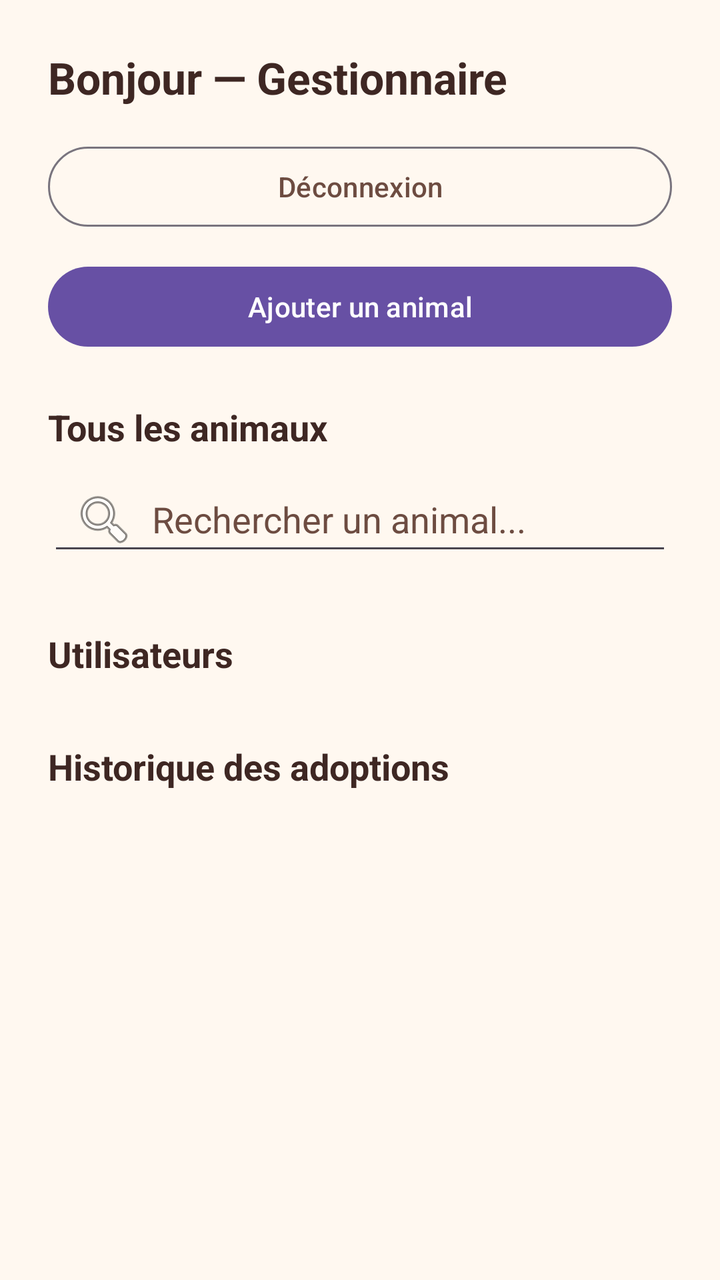
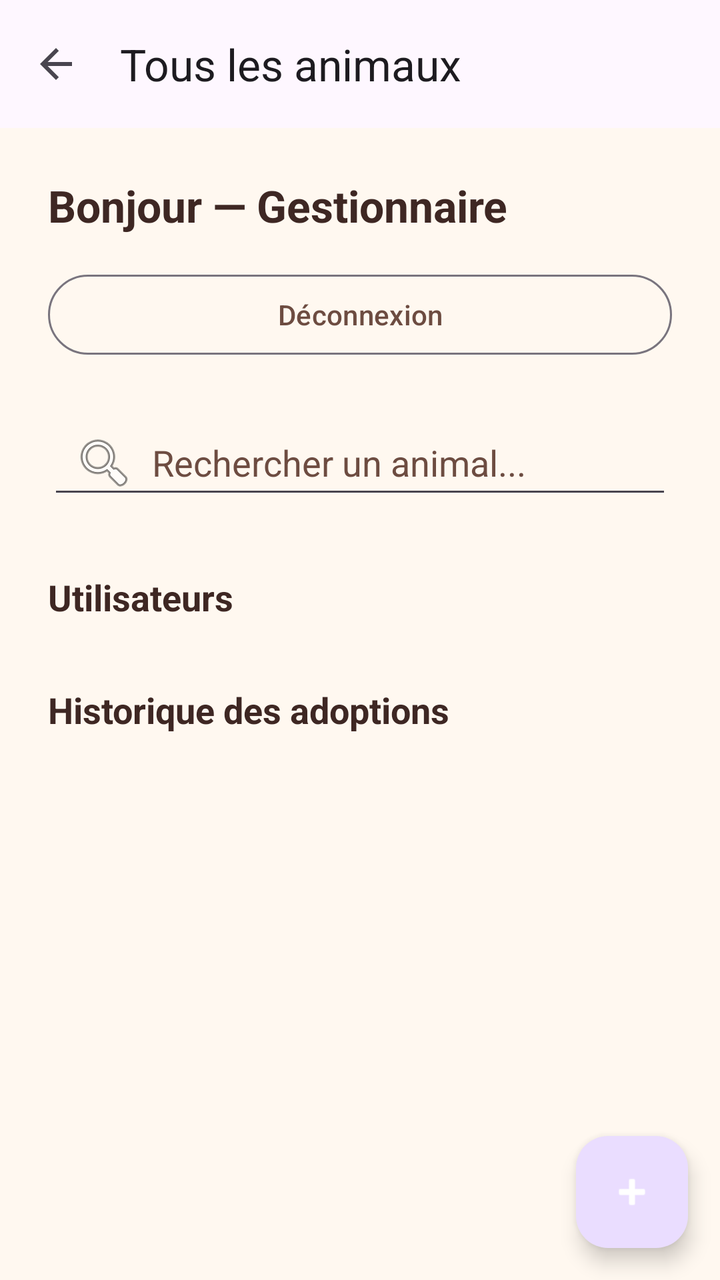

The first picture is an Android layout as it rendered before a commit; the second is the same layout after the commit. The layout source and the unified diff follow.
<!-- AndroidManifest.xml: application theme Theme.WorkshopPetShelter -->
<!-- res/layout/activity_admin_dashboard.xml -->
<ScrollView xmlns:android="http://schemas.android.com/apk/res/android"
    android:layout_width="match_parent"
    android:layout_height="match_parent"
    android:background="@color/app_background"
    android:fillViewport="true">

    <LinearLayout
        android:layout_width="match_parent"
        android:layout_height="wrap_content"
        android:animateLayoutChanges="true"
        android:orientation="vertical"
        android:padding="24dp">

        <TextView
            android:id="@+id/tvGreeting"
            android:layout_width="match_parent"
            android:layout_height="wrap_content"
            android:text="@string/greeting_admin_empty"
            android:textColor="@color/text_primary"
            android:textSize="22sp"
            android:textStyle="bold" />

        <com.google.android.material.button.MaterialButton
            android:id="@+id/btnLogout"
            style="@style/Widget.Material3.Button.OutlinedButton"
            android:layout_width="match_parent"
            android:layout_height="wrap_content"
            android:layout_marginTop="16dp"
            android:text="@string/logout"
            android:textColor="@color/accent" />

        <com.google.android.material.button.MaterialButton
            android:id="@+id/btnAddPet"
            android:layout_width="match_parent"
            android:layout_height="wrap_content"
            android:layout_marginTop="12dp"
            android:text="@string/add_pet"
            android:textColor="?attr/colorOnPrimary" />

        <TextView
            android:layout_width="match_parent"
            android:layout_height="wrap_content"
            android:layout_marginTop="24dp"
            android:text="@string/all_pets"
            android:textColor="@color/text_primary"
            android:textSize="18sp"
            android:textStyle="bold" />

        
        <EditText
            android:id="@+id/etSearchPets"
            android:layout_width="match_parent"
            android:layout_height="wrap_content"
            android:layout_marginTop="8dp"
            android:drawableStart="@android:drawable/ic_menu_search"
            android:drawablePadding="8dp"
            android:hint="@string/search_hint"
            android:inputType="text"
            android:paddingStart="12dp"
            android:singleLine="true"
            android:textColor="@color/text_primary"
            android:textColorHint="@color/accent" />

        
        <ListView
            android:id="@+id/lvAllPets"
            android:layout_width="match_parent"
            android:layout_height="wrap_content"
            android:layout_marginTop="8dp"
            android:nestedScrollingEnabled="false" />

        
        <TextView
            android:id="@+id/tvEmptyPets"
            android:layout_width="match_parent"
            android:layout_height="wrap_content"
            android:gravity="center"
            android:padding="16dp"
            android:text="@string/empty_pets"
            android:textColor="@color/text_primary"
            android:textStyle="italic"
            android:visibility="gone" />

        <TextView
            android:layout_width="match_parent"
            android:layout_height="wrap_content"
            android:layout_marginTop="24dp"
            android:text="@string/users"
            android:textColor="@color/text_primary"
            android:textSize="18sp"
            android:textStyle="bold" />

        <ListView
            android:id="@+id/lvUsers"
            android:layout_width="match_parent"
            android:layout_height="wrap_content"
            android:layout_marginTop="8dp"
            android:nestedScrollingEnabled="false" />

        <TextView
            android:id="@+id/tvEmptyUsers"
            android:layout_width="match_parent"
            android:layout_height="wrap_content"
            android:gravity="center"
            android:padding="16dp"
            android:text="@string/empty_users"
            android:textColor="@color/text_primary"
            android:textStyle="italic"
            android:visibility="gone" />

        
        <TextView
            android:layout_width="match_parent"
            android:layout_height="wrap_content"
            android:layout_marginTop="24dp"
            android:text="@string/adoption_history"
            android:textColor="@color/text_primary"
            android:textSize="18sp"
            android:textStyle="bold" />

        <ListView
            android:id="@+id/lvAdoptedPets"
            android:layout_width="match_parent"
            android:layout_height="wrap_content"
            android:layout_marginTop="8dp"
            android:nestedScrollingEnabled="false" />

        <TextView
            android:id="@+id/tvEmptyAdopted"
            android:layout_width="match_parent"
            android:layout_height="wrap_content"
            android:gravity="center"
            android:padding="16dp"
            android:text="@string/empty_adopted"
            android:textColor="@color/text_primary"
            android:textStyle="italic"
            android:visibility="gone" />

    </LinearLayout>

</ScrollView>
<!-- resources referenced by this layout -->
<resources>
  <color name="accent">#6D4C41</color>
  <color name="app_background">#FFF8F0</color>
  <color name="text_primary">#3E2723</color>
  <string name="add_pet">Ajouter un animal</string>
  <string name="adoption_history">Historique des adoptions</string>
  <string name="all_pets">Tous les animaux</string>
  <string name="empty_adopted">Aucune adoption pour le moment.</string>
  <string name="empty_pets">Aucun animal.</string>
  <string name="empty_users">Aucun utilisateur.</string>
  <string name="greeting_admin_empty">Bonjour — Gestionnaire</string>
  <string name="logout">Déconnexion</string>
  <string name="search_hint">Rechercher un animal...</string>
  <string name="users">Utilisateurs</string>
  <style name="Theme.WorkshopPetShelter" parent="Theme.Material3.DayNight.NoActionBar" />
</resources>

<!-- the commit's change to res/layout/activity_admin_dashboard.xml (unified diff, before → after) -->
@@ -1,141 +1,159 @@
-<ScrollView xmlns:android="http://schemas.android.com/apk/res/android"
+<androidx.coordinatorlayout.widget.CoordinatorLayout xmlns:android="http://schemas.android.com/apk/res/android"
+    xmlns:app="http://schemas.android.com/apk/res-auto"
     android:layout_width="match_parent"
     android:layout_height="match_parent"
-    android:background="@color/app_background"
-    android:fillViewport="true">
+    android:background="@color/app_background">
 
     <LinearLayout
         android:layout_width="match_parent"
-        android:layout_height="wrap_content"
-        android:animateLayoutChanges="true"
-        android:orientation="vertical"
-        android:padding="24dp">
+        android:layout_height="match_parent"
+        android:orientation="vertical">
 
-        <TextView
-            android:id="@+id/tvGreeting"
+        <com.google.android.material.appbar.MaterialToolbar
+            android:id="@+id/toolbar"
             android:layout_width="match_parent"
-            android:layout_height="wrap_content"
-            android:text="@string/greeting_admin_empty"
-            android:textColor="@color/text_primary"
-            android:textSize="22sp"
-            android:textStyle="bold" />
+            android:layout_height="?attr/actionBarSize"
+            android:background="?attr/colorSurface"
+            app:navigationIcon="@drawable/ic_arrow_back"
+            app:title="@string/all_pets" />
 
-        <com.google.android.material.button.MaterialButton
-            android:id="@+id/btnLogout"
-            style="@style/Widget.Material3.Button.OutlinedButton"
+        <ScrollView
             android:layout_width="match_parent"
-            android:layout_height="wrap_content"
-            android:layout_marginTop="16dp"
-            android:text="@string/logout"
-            android:textColor="@color/accent" />
+            android:layout_height="0dp"
+            android:layout_weight="1"
+            android:fillViewport="true">
 
-        <com.google.android.material.button.MaterialButton
-            android:id="@+id/btnAddPet"
-            android:layout_width="match_parent"
-            android:layout_height="wrap_content"
-            android:layout_marginTop="12dp"
-            android:text="@string/add_pet"
-            android:textColor="?attr/colorOnPrimary" />
+            <LinearLayout
+                android:layout_width="match_parent"
+                android:layout_height="wrap_content"
+                android:animateLayoutChanges="true"
+                android:orientation="vertical"
+                android:padding="24dp"
+                android:paddingBottom="96dp">
 
-        <TextView
-            android:layout_width="match_parent"
-            android:layout_height="wrap_content"
-            android:layout_marginTop="24dp"
-            android:text="@string/all_pets"
-            android:textColor="@color/text_primary"
-            android:textSize="18sp"
-            android:textStyle="bold" />
+                <TextView
+                    android:id="@+id/tvGreeting"
+                    android:layout_width="match_parent"
+                    android:layout_height="wrap_content"
+                    android:text="@string/greeting_admin_empty"
+                    android:textColor="@color/text_primary"
+                    android:textSize="22sp"
+                    android:textStyle="bold" />
 
-        
-        <EditText
-            android:id="@+id/etSearchPets"
-            android:layout_width="match_parent"
-            android:layout_height="wrap_content"
-            android:layout_marginTop="8dp"
-            android:drawableStart="@android:drawable/ic_menu_search"
-            android:drawablePadding="8dp"
-            android:hint="@string/search_hint"
-            android:inputType="text"
-            android:paddingStart="12dp"
-            android:singleLine="true"
-            android:textColor="@color/text_primary"
-            android:textColorHint="@color/accent" />
+                <com.google.android.material.button.MaterialButton
+                    android:id="@+id/btnLogout"
+                    style="@style/Widget.Material3.Button.OutlinedButton"
+                    android:layout_width="match_parent"
+                    android:layout_height="wrap_content"
+                    android:layout_marginTop="16dp"
+                    android:text="@string/logout"
+                    android:textColor="@color/accent" />
 
-        
-        <ListView
-            android:id="@+id/lvAllPets"
-            android:layout_width="match_parent"
-            android:layout_height="wrap_content"
-            android:layout_marginTop="8dp"
-            android:nestedScrollingEnabled="false" />
+                
+                <EditText
+                    android:id="@+id/etSearchPets"
+                    android:layout_width="match_parent"
+                    android:layout_height="wrap_content"
+                    android:layout_marginTop="24dp"
+                    android:drawableStart="@android:drawable/ic_menu_search"
+                    android:drawablePadding="8dp"
+                    android:hint="@string/search_hint"
+                    android:inputType="text"
+                    android:paddingStart="12dp"
+                    android:singleLine="true"
+                    android:textColor="@color/text_primary"
+                    android:textColorHint="@color/accent" />
 
-        
-        <TextView
-            android:id="@+id/tvEmptyPets"
-            android:layout_width="match_parent"
-            android:layout_height="wrap_content"
-            android:gravity="center"
-            android:padding="16dp"
-            android:text="@string/empty_pets"
-            android:textColor="@color/text_primary"
-            android:textStyle="italic"
-            android:visibility="gone" />
+                
+                <ListView
+                    android:id="@+id/lvAllPets"
+                    android:layout_width="match_parent"
+                    android:layout_height="wrap_content"
+                    android:layout_marginTop="8dp"
+                    android:nestedScrollingEnabled="false" />
 
-        <TextView
-            android:layout_width="match_parent"
-            android:layout_height="wrap_content"
-            android:layout_marginTop="24dp"
-            android:text="@string/users"
-            android:textColor="@color/text_primary"
-            android:textSize="18sp"
-            android:textStyle="bold" />
+                
+                <TextView
+                    android:id="@+id/tvEmptyPets"
+                    android:layout_width="match_parent"
+                    android:layout_height="wrap_content"
+                    android:gravity="center"
+                    android:padding="16dp"
+                    android:text="@string/empty_pets"
+                    android:textColor="@color/text_primary"
+                    android:textStyle="italic"
+                    android:visibility="gone" />
 
-        <ListView
-            android:id="@+id/lvUsers"
-            android:layout_width="match_parent"
-            android:layout_height="wrap_content"
-            android:layout_marginTop="8dp"
-            android:nestedScrollingEnabled="false" />
+                <TextView
+                    android:layout_width="match_parent"
+                    android:layout_height="wrap_content"
+                    android:layout_marginTop="24dp"
+                    android:text="@string/users"
+                    android:textColor="@color/text_primary"
+                    android:textSize="18sp"
+                    android:textStyle="bold" />
 
-        <TextView
-            android:id="@+id/tvEmptyUsers"
-            android:layout_width="match_parent"
-            android:layout_height="wrap_content"
-            android:gravity="center"
-            android:padding="16dp"
-            android:text="@string/empty_users"
-            android:textColor="@color/text_primary"
-            android:textStyle="italic"
-            android:visibility="gone" />
+                <ListView
+                    android:id="@+id/lvUsers"
+                    android:layout_width="match_parent"
+                    android:layout_height="wrap_content"
+                    android:layout_marginTop="8dp"
+                    android:nestedScrollingEnabled="false" />
 
-        
-        <TextView
-            android:layout_width="match_parent"
-            android:layout_height="wrap_content"
-            android:layout_marginTop="24dp"
-            android:text="@string/adoption_history"
-            android:textColor="@color/text_primary"
-            android:textSize="18sp"
-            android:textStyle="bold" />
+                <TextView
+                    android:id="@+id/tvEmptyUsers"
+                    android:layout_width="match_parent"
+                    android:layout_height="wrap_content"
+                    android:gravity="center"
+                    android:padding="16dp"
+                    android:text="@string/empty_users"
+                    android:textColor="@color/text_primary"
+                    android:textStyle="italic"
+                    android:visibility="gone" />
 
-        <ListView
-            android:id="@+id/lvAdoptedPets"
-            android:layout_width="match_parent"
-            android:layout_height="wrap_content"
-            android:layout_marginTop="8dp"
-            android:nestedScrollingEnabled="false" />
+                
+                <TextView
+                    android:layout_width="match_parent"
+                    android:layout_height="wrap_content"
+                    android:layout_marginTop="24dp"
+                    android:text="@string/adoption_history"
+                    android:textColor="@color/text_primary"
+                    android:textSize="18sp"
+                    android:textStyle="bold" />
 
-        <TextView
-            android:id="@+id/tvEmptyAdopted"
-            android:layout_width="match_parent"
-            android:layout_height="wrap_content"
-            android:gravity="center"
-            android:padding="16dp"
-            android:text="@string/empty_adopted"
-            android:textColor="@color/text_primary"
-            android:textStyle="italic"
-            android:visibility="gone" />
+                <ListView
+                    android:id="@+id/lvAdoptedPets"
+                    android:layout_width="match_parent"
+                    android:layout_height="wrap_content"
+                    android:layout_marginTop="8dp"
+                    android:nestedScrollingEnabled="false" />
+
+                <TextView
+                    android:id="@+id/tvEmptyAdopted"
+                    android:layout_width="match_parent"
+                    android:layout_height="wrap_content"
+                    android:gravity="center"
+                    android:padding="16dp"
+                    android:text="@string/empty_adopted"
+                    android:textColor="@color/text_primary"
+                    android:textStyle="italic"
+                    android:visibility="gone" />
+
+            </LinearLayout>
+
+        </ScrollView>
 
     </LinearLayout>
 
-</ScrollView>
+    
+    <com.google.android.material.floatingactionbutton.FloatingActionButton
+        android:id="@+id/fabAddPet"
+        android:layout_width="wrap_content"
+        android:layout_height="wrap_content"
+        android:layout_gravity="bottom|end"
+        android:layout_margin="16dp"
+        android:contentDescription="@string/add_pet"
+        android:src="@android:drawable/ic_input_add"
+        app:tint="@color/white" />
+
+</androidx.coordinatorlayout.widget.CoordinatorLayout>
<!-- resource entries referenced after the edit -->
@@ -3,6 +3,18 @@
   <color name="accent">#6D4C41</color>
   <color name="app_background">#FFF8F0</color>
   <color name="text_primary">#3E2723</color>
+  <color name="white">#FFFFFFFF</color>
+  <!-- drawable ic_arrow_back (drawable) -->
+  <vector xmlns:android="http://schemas.android.com/apk/res/android"
+      android:width="24dp"
+      android:height="24dp"
+      android:viewportWidth="24"
+      android:viewportHeight="24"
+      android:autoMirrored="true">
+      <path
+          android:fillColor="?attr/colorControlNormal"
+          android:pathData="M20,11H7.83l5.59,-5.59L12,4l-8,8 8,8 1.41,-1.41L7.83,13H20v-2z" />
+  </vector>
   <string name="add_pet">Ajouter un animal</string>
   <string name="adoption_history">Historique des adoptions</string>
   <string name="all_pets">Tous les animaux</string>
